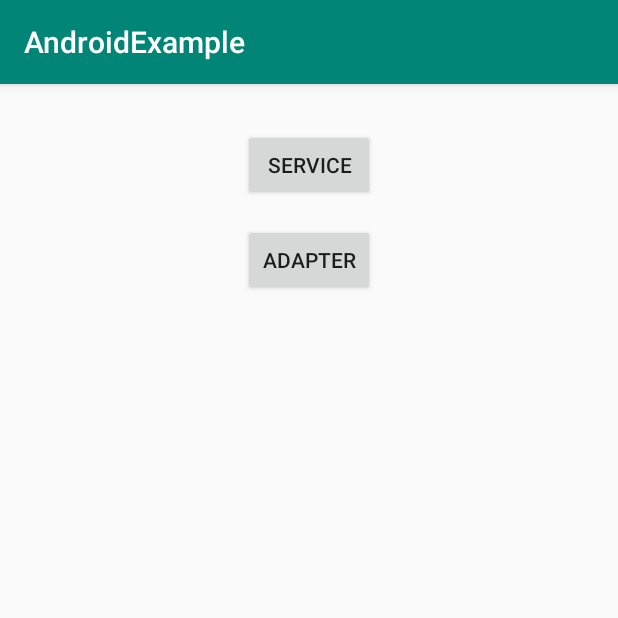
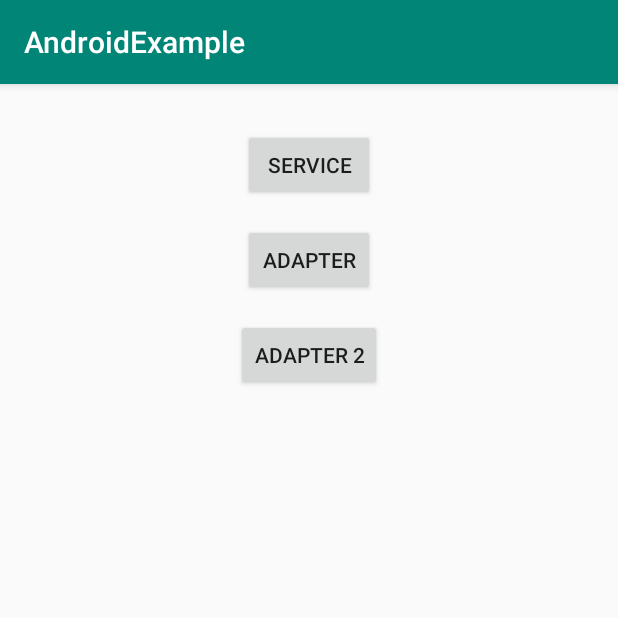
Before and after one commit to DICE777/AndroidExample, an Android app: the screen it shows after launch (MainActivity), on a phone screen of 412 x 824 dp, the top half of it. Run offline under Robolectric (Android 15) with nearby library versions, the phone set to English and light mode, and no system bars.

Commit message:
adapter2_example

```diff
--- a/app/src/main/AndroidManifest.xml
+++ b/app/src/main/AndroidManifest.xml
@@ -9,6 +9,7 @@
         android:roundIcon="@mipmap/ic_launcher_round"
         android:supportsRtl="true"
         android:theme="@style/AppTheme">
+        <activity android:name=".AdapterActivity2"></activity>
         <activity android:name=".MainActivity">
             <intent-filter>
                 <action android:name="android.intent.action.MAIN" />
@@ -17,7 +18,7 @@
             </intent-filter>
         </activity>
         <activity android:name=".ServiceActivity" />
-        <activity android:name=".AdapterActivity"></activity>
+        <activity android:name=".AdapterActivity" />
 
         <service android:name=".Service.MyService" />
     </application>
--- a/app/src/main/java/com/example/androidexample/MainActivity.java
+++ b/app/src/main/java/com/example/androidexample/MainActivity.java
@@ -33,5 +33,15 @@ public class MainActivity extends AppCompatActivity {
                 startActivity(intent);
             }
         });
+
+        // PRACTICE :: Adapter2
+        Button adapterButton2 = findViewById(R.id.button_adapter2);
+        adapterButton2.setOnClickListener(new View.OnClickListener() {
+            @Override
+            public void onClick(View v) {
+                Intent intent = new Intent(getApplicationContext(), AdapterActivity2.class);
+                startActivity(intent);
+            }
+        });
     }
 }
--- a/app/src/main/res/layout/activity_main.xml
+++ b/app/src/main/res/layout/activity_main.xml
@@ -20,4 +20,11 @@
         android:text="@string/adapter"
         android:layout_marginTop="15dp"/>
 
+    <Button
+        android:id="@+id/button_adapter2"
+        android:layout_width="wrap_content"
+        android:layout_height="wrap_content"
+        android:text="@string/adapter2"
+        android:layout_marginTop="15dp"/>
+
 </LinearLayout>
--- a/app/src/main/res/values/strings.xml
+++ b/app/src/main/res/values/strings.xml
@@ -6,6 +6,7 @@
     <string name="service_finish">Finish Service</string>
 
     <string name="adapter">Adapter</string>
+    <string name="adapter2">Adapter 2</string>
     <string name="id">ID : </string>
     <string name="phone">PHONE : </string>
 </resources>
```
Also changed, not shown: app/src/main/java/com/example/androidexample/Adapter/CustomAdapter.java (added, +33 -0 lines), app/src/main/java/com/example/androidexample/AdapterActivity2.java (added, +14 -0 lines), app/src/main/res/layout/activity_adapter2.xml (added, +9 -0 lines).
